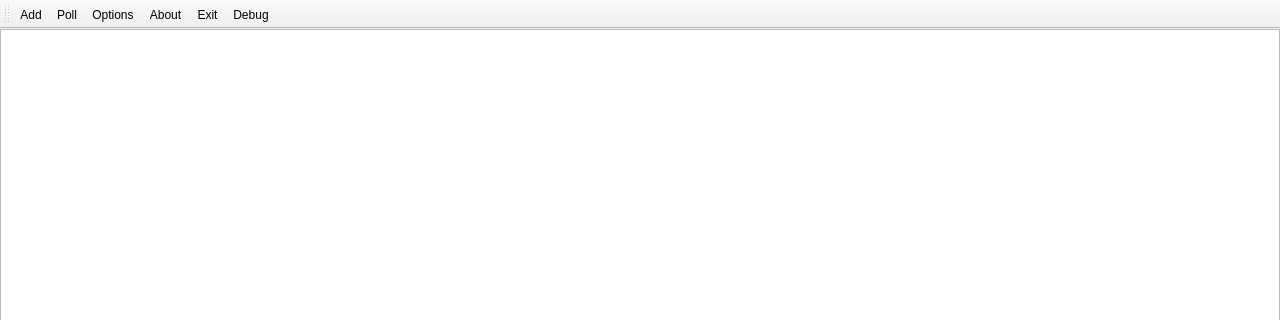
First picture: the form in src/core/mainwindow.ui, repository kik4444/simple-process-tracker, before the edit; both pictures show x 0 to 1280 and y 0 to 320 of the 1280 by 720 pixel window.
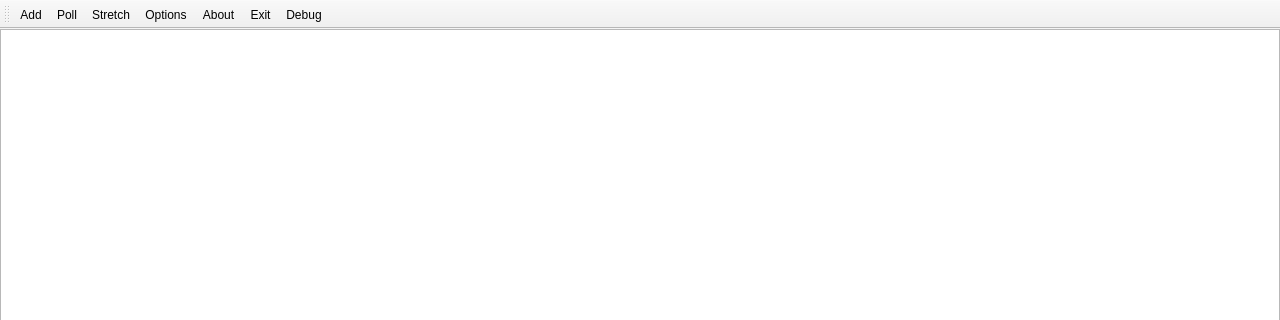
Second picture: the form after the edit. Icons and pictures are not drawn.

Commit message: Implemented button to stretch columns to fit available window space

Diff of the .ui file:
```diff
--- a/src/core/mainwindow.ui
+++ b/src/core/mainwindow.ui
@@ -83,6 +83,7 @@
    </attribute>
    <addaction name="actionAdd"/>
    <addaction name="actionPoll"/>
+   <addaction name="actionStretch"/>
    <addaction name="actionOptions"/>
    <addaction name="actionAbout"/>
    <addaction name="actionExit"/>
@@ -152,6 +153,15 @@
     <string>Debug</string>
    </property>
   </action>
+  <action name="actionStretch">
+   <property name="icon">
+    <iconset resource="../resources.qrc">
+     <normaloff>:/resize-icon.svg</normaloff>:/resize-icon.svg</iconset>
+   </property>
+   <property name="text">
+    <string>Stretch</string>
+   </property>
+  </action>
  </widget>
  <resources>
   <include location="../resources.qrc"/>
```
The commit also changes 4 other files.
